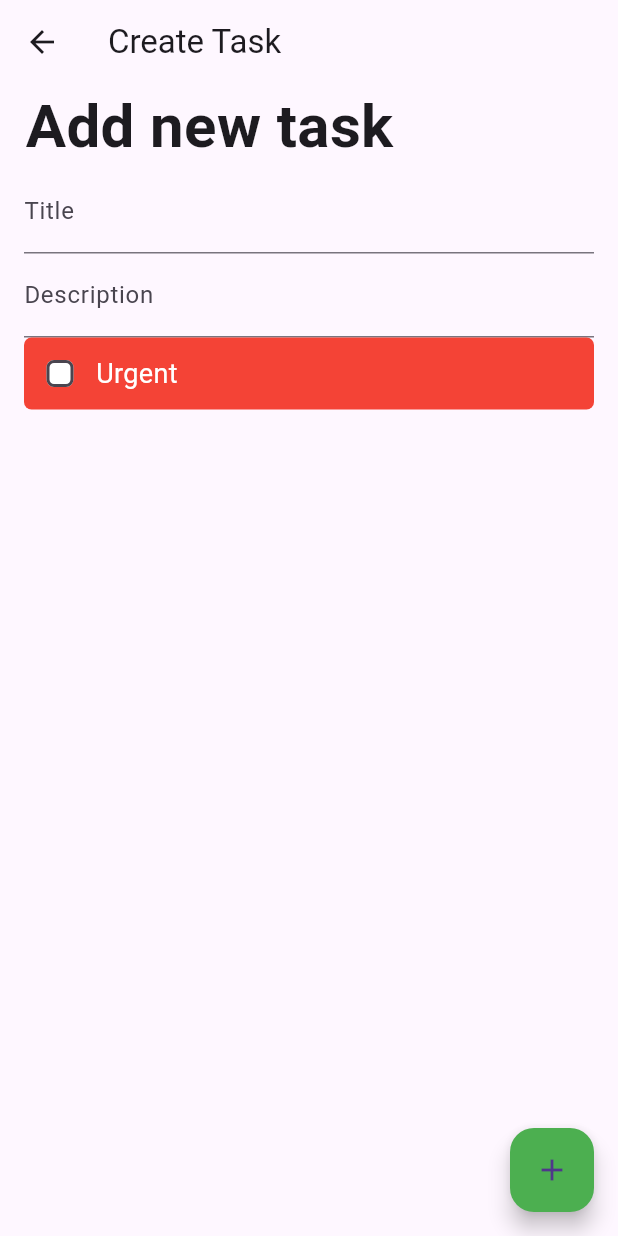
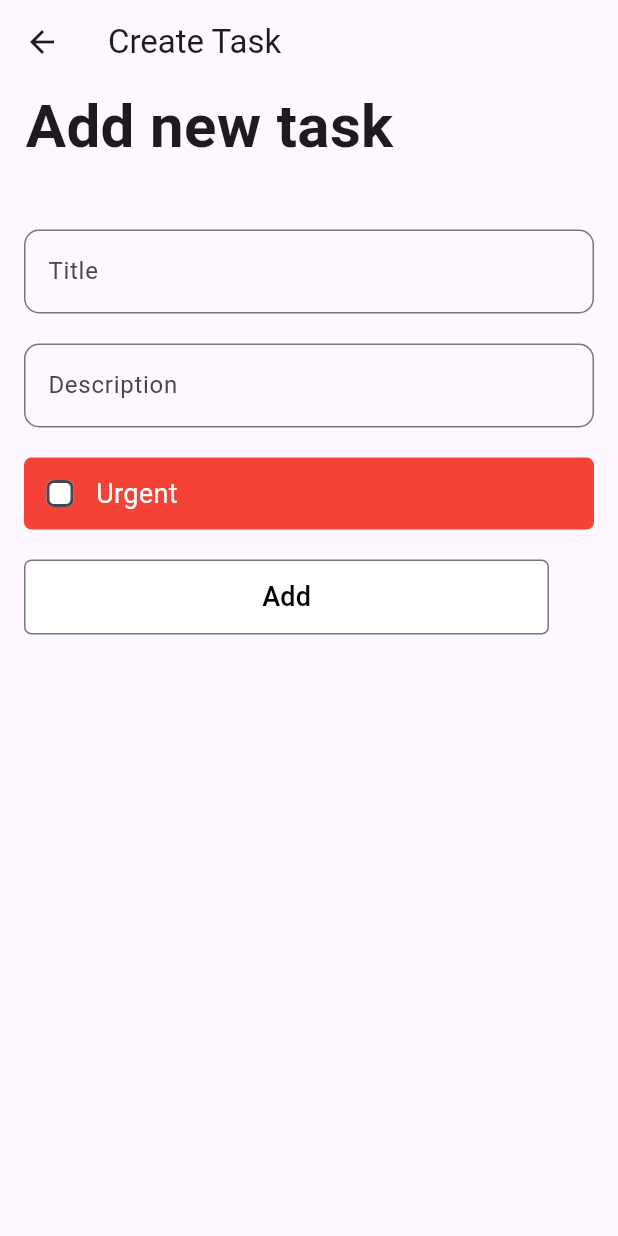
Before and after one commit to karinevitoria/PomoFocus, a Flutter app: the HomePage screen opened directly, after a tap on the "add" icon, on a phone screen of 412 x 824 dp. Run offline on Flutter 3.47's test engine with Material 3 defaults, Android fonts, the phone set to English and light mode, and no system bars.

Commit message:
refactor(screen): Refactor the home page and Tasks screens

```diff
--- a/lib/domain/models/Task.dart
+++ b/lib/domain/models/Task.dart
@@ -75,7 +75,7 @@ class _TaskState extends State<Task> {
             if (widget.isUrgent && !isComplete)
               const Icon(
                 Icons.warning,
-                color: Colors.yellow,
+                color: Color.fromARGB(255, 255, 1, 1),
               ),
             if (isComplete)
               const Icon(
--- a/lib/screens/create_task.dart
+++ b/lib/screens/create_task.dart
@@ -36,18 +36,27 @@ class _CreateTaskState extends State<CreateTask> {
                 ),
               ),
             ),
+            const SizedBox(height: 40),
             TextField(
               controller: titleController,
               decoration: const InputDecoration(
                 labelText: 'Title',
+                border: OutlineInputBorder(
+                  borderRadius: BorderRadius.all(Radius.circular(10.0)),
                 ),
               ),
+            ),
+            const SizedBox(height: 20),
             TextField(
               controller: descriptionController,
               decoration: const InputDecoration(
                 labelText: 'Description',
+                border: OutlineInputBorder(
+                  borderRadius: BorderRadius.all(Radius.circular(10.0)),
                 ),
               ),
+            ),
+            const SizedBox(height: 20),
             Container(
               decoration: BoxDecoration(
                 color: Colors.red,
@@ -73,11 +82,9 @@ class _CreateTaskState extends State<CreateTask> {
                       style: TextStyle(color: Colors.white, fontSize: 18)),
                 ],
               ),
-            )
-          ],
             ),
-      ),
-      floatingActionButton: FloatingActionButton(
+            const SizedBox(height: 20),
+            OutlinedButton(
               onPressed: () {
                 Navigator.pop(
                   context,
@@ -88,8 +95,22 @@ class _CreateTaskState extends State<CreateTask> {
                   ),
                 );
               },
-        child: const Icon(Icons.add),
-        backgroundColor: Colors.green,
+              style: ButtonStyle(
+                overlayColor: MaterialStateProperty.all(
+                    const Color.fromARGB(61, 0, 0, 0)),
+                minimumSize: MaterialStateProperty.all(const Size(350, 50)),
+                backgroundColor: MaterialStateProperty.all(Colors.white),
+                shape: MaterialStateProperty.all(
+                  RoundedRectangleBorder(
+                    borderRadius: BorderRadius.circular(5),
+                  ),
+                ),
+              ),
+              child: const Text('Add',
+                  style: TextStyle(color: Colors.black, fontSize: 18)),
+            ),
+          ],
+        ),
       ),
     );
   }
--- a/lib/screens/home_page.dart
+++ b/lib/screens/home_page.dart
@@ -50,6 +50,7 @@ class _HomePageState extends State<HomePage> {
                 ),
               ),
             ),
+            const SizedBox(height: 20),
             Expanded(
               child: ListView.builder(
                 itemCount: tasks.length,
```
Also changed, not shown: lib/screens/edit_task.dart (+30 -4 lines). Lines whose indentation alone changed are shown as unchanged.
